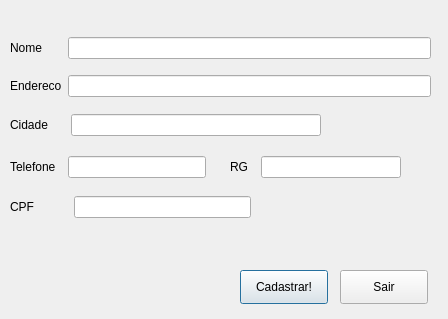
bedi1982/Oficina, file addclient.ui: the form before one commit.
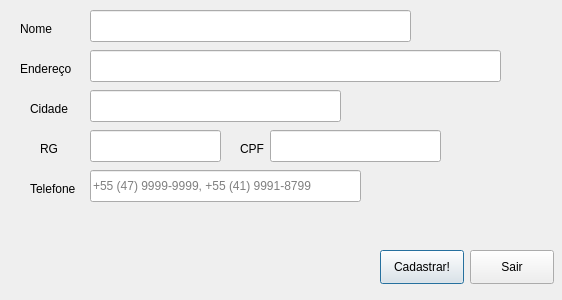
The form after the commit.

Diff of the .ui file:
```diff
--- a/addclient.ui
+++ b/addclient.ui
@@ -2,30 +2,33 @@
 <ui version="4.0">
  <class>addclient</class>
  <widget class="QDialog" name="addclient">
+  <property name="enabled">
+   <bool>true</bool>
+  </property>
   <property name="geometry">
    <rect>
     <x>0</x>
     <y>0</y>
-    <width>448</width>
-    <height>319</height>
+    <width>562</width>
+    <height>300</height>
    </rect>
   </property>
   <property name="sizePolicy">
-   <sizepolicy hsizetype="Fixed" vsizetype="Fixed">
+   <sizepolicy hsizetype="Minimum" vsizetype="Minimum">
     <horstretch>0</horstretch>
     <verstretch>0</verstretch>
    </sizepolicy>
   </property>
   <property name="minimumSize">
    <size>
-    <width>448</width>
-    <height>319</height>
+    <width>562</width>
+    <height>300</height>
    </size>
   </property>
   <property name="maximumSize">
    <size>
-    <width>448</width>
-    <height>319</height>
+    <width>562</width>
+    <height>300</height>
    </size>
   </property>
   <property name="windowTitle">
@@ -34,12 +37,18 @@
   <widget class="QPushButton" name="btn_cadastrar">
    <property name="geometry">
     <rect>
-     <x>240</x>
-     <y>270</y>
-     <width>88</width>
+     <x>380</x>
+     <y>250</y>
+     <width>84</width>
      <height>34</height>
     </rect>
    </property>
+   <property name="sizePolicy">
+    <sizepolicy hsizetype="Fixed" vsizetype="Fixed">
+     <horstretch>0</horstretch>
+     <verstretch>0</verstretch>
+    </sizepolicy>
+   </property>
    <property name="text">
     <string>Cadastrar!</string>
    </property>
@@ -47,12 +56,18 @@
   <widget class="QPushButton" name="btn_Sair">
    <property name="geometry">
     <rect>
-     <x>340</x>
-     <y>270</y>
-     <width>88</width>
+     <x>470</x>
+     <y>250</y>
+     <width>84</width>
      <height>34</height>
     </rect>
    </property>
+   <property name="sizePolicy">
+    <sizepolicy hsizetype="Fixed" vsizetype="Fixed">
+     <horstretch>0</horstretch>
+     <verstretch>0</verstretch>
+    </sizepolicy>
+   </property>
    <property name="text">
     <string>Sair</string>
    </property>
@@ -60,194 +75,224 @@
   <widget class="QLabel" name="lbl_Emoticon">
    <property name="geometry">
     <rect>
-     <x>360</x>
-     <y>200</y>
-     <width>51</width>
-     <height>51</height>
-    </rect>
-   </property>
-   <property name="text">
-    <string/>
-   </property>
-  </widget>
-  <widget class="QLabel" name="lbl_feedback">
-   <property name="geometry">
-    <rect>
-     <x>20</x>
+     <x>30</x>
      <y>240</y>
-     <width>301</width>
-     <height>20</height>
+     <width>48</width>
+     <height>48</height>
     </rect>
    </property>
+   <property name="minimumSize">
+    <size>
+     <width>48</width>
+     <height>48</height>
+    </size>
+   </property>
+   <property name="maximumSize">
+    <size>
+     <width>48</width>
+     <height>48</height>
+    </size>
+   </property>
    <property name="text">
     <string/>
    </property>
   </widget>
-  <widget class="QWidget" name="layoutWidget">
+  <widget class="QLabel" name="label">
    <property name="geometry">
     <rect>
-     <x>10</x>
-     <y>31</y>
-     <width>421</width>
-     <height>34</height>
+     <x>20</x>
+     <y>20</y>
+     <width>59</width>
+     <height>18</height>
     </rect>
    </property>
-   <layout class="QHBoxLayout" name="horizontalLayout">
-    <item>
-     <widget class="QLabel" name="lbl_Nome">
-      <property name="text">
-       <string>Nome      </string>
-      </property>
-     </widget>
-    </item>
-    <item>
-     <widget class="QLineEdit" name="line_Nome">
-      <property name="maxLength">
-       <number>40</number>
-      </property>
-     </widget>
-    </item>
-   </layout>
+   <property name="text">
+    <string>Nome</string>
+   </property>
   </widget>
-  <widget class="QWidget" name="layoutWidget">
+  <widget class="QLabel" name="label_2">
    <property name="geometry">
     <rect>
-     <x>10</x>
-     <y>69</y>
-     <width>421</width>
-     <height>34</height>
+     <x>20</x>
+     <y>60</y>
+     <width>59</width>
+     <height>18</height>
     </rect>
    </property>
-   <layout class="QHBoxLayout" name="horizontalLayout_2">
-    <item>
-     <widget class="QLabel" name="lbl_Endereco">
-      <property name="text">
-       <string>Endereco</string>
-      </property>
-     </widget>
-    </item>
-    <item>
-     <widget class="QLineEdit" name="line_Endereco">
-      <property name="maxLength">
-       <number>50</number>
-      </property>
-     </widget>
-    </item>
-   </layout>
+   <property name="text">
+    <string>Endereço</string>
+   </property>
   </widget>
-  <widget class="QWidget" name="layoutWidget">
+  <widget class="QLabel" name="label_3">
    <property name="geometry">
     <rect>
-     <x>10</x>
-     <y>108</y>
-     <width>311</width>
-     <height>34</height>
+     <x>30</x>
+     <y>100</y>
+     <width>59</width>
+     <height>18</height>
     </rect>
    </property>
-   <layout class="QHBoxLayout" name="horizontalLayout_3">
-    <item>
-     <widget class="QLabel" name="lbl_Cidade">
-      <property name="text">
-       <string>Cidade     </string>
-      </property>
-     </widget>
-    </item>
-    <item>
-     <widget class="QLineEdit" name="line_Cidade">
-      <property name="maxLength">
-       <number>30</number>
-      </property>
-     </widget>
-    </item>
-   </layout>
+   <property name="text">
+    <string>Cidade</string>
+   </property>
   </widget>
-  <widget class="QWidget" name="layoutWidget">
+  <widget class="QLabel" name="label_4">
    <property name="geometry">
     <rect>
-     <x>10</x>
-     <y>150</y>
-     <width>196</width>
-     <height>34</height>
+     <x>30</x>
+     <y>180</y>
+     <width>59</width>
+     <height>18</height>
     </rect>
    </property>
-   <layout class="QHBoxLayout" name="horizontalLayout_4">
-    <item>
-     <widget class="QLabel" name="lbl_RG_2">
-      <property name="text">
-       <string>Telefone  </string>
-      </property>
-     </widget>
-    </item>
-    <item>
-     <widget class="QLineEdit" name="line_Phone">
-      <property name="text">
-       <string/>
-      </property>
-      <property name="maxLength">
-       <number>15</number>
-      </property>
-     </widget>
-    </item>
-   </layout>
+   <property name="text">
+    <string>Telefone</string>
+   </property>
   </widget>
-  <widget class="QWidget" name="layoutWidget">
+  <widget class="QLabel" name="label_5">
    <property name="geometry">
     <rect>
-     <x>10</x>
-     <y>190</y>
-     <width>241</width>
-     <height>34</height>
+     <x>240</x>
+     <y>140</y>
+     <width>59</width>
+     <height>18</height>
     </rect>
    </property>
-   <layout class="QHBoxLayout" name="horizontalLayout_6">
-    <item>
-     <widget class="QLabel" name="lbl_CPF">
-      <property name="text">
-       <string>CPF          </string>
-      </property>
-     </widget>
-    </item>
-    <item>
-     <widget class="QLineEdit" name="line_CPF">
-      <property name="maxLength">
-       <number>20</number>
-      </property>
-     </widget>
-    </item>
-   </layout>
+   <property name="text">
+    <string>CPF</string>
+   </property>
   </widget>
-  <widget class="QWidget" name="layoutWidget">
+  <widget class="QLabel" name="label_6">
    <property name="geometry">
     <rect>
-     <x>230</x>
-     <y>150</y>
+     <x>40</x>
+     <y>140</y>
+     <width>59</width>
+     <height>18</height>
+    </rect>
+   </property>
+   <property name="text">
+    <string>RG</string>
+   </property>
+  </widget>
+  <widget class="QLineEdit" name="line_Name">
+   <property name="geometry">
+    <rect>
+     <x>90</x>
+     <y>10</y>
+     <width>321</width>
+     <height>32</height>
+    </rect>
+   </property>
+   <property name="text">
+    <string/>
+   </property>
+   <property name="maxLength">
+    <number>40</number>
+   </property>
+   <property name="placeholderText">
+    <string/>
+   </property>
+  </widget>
+  <widget class="QLineEdit" name="line_Address">
+   <property name="geometry">
+    <rect>
+     <x>90</x>
+     <y>50</y>
+     <width>411</width>
+     <height>32</height>
+    </rect>
+   </property>
+   <property name="text">
+    <string/>
+   </property>
+   <property name="maxLength">
+    <number>50</number>
+   </property>
+   <property name="placeholderText">
+    <string/>
+   </property>
+  </widget>
+  <widget class="QLineEdit" name="line_City">
+   <property name="geometry">
+    <rect>
+     <x>90</x>
+     <y>90</y>
+     <width>251</width>
+     <height>32</height>
+    </rect>
+   </property>
+   <property name="text">
+    <string/>
+   </property>
+   <property name="maxLength">
+    <number>30</number>
+   </property>
+  </widget>
+  <widget class="QLineEdit" name="line_CPF">
+   <property name="geometry">
+    <rect>
+     <x>270</x>
+     <y>130</y>
      <width>171</width>
-     <height>34</height>
+     <height>32</height>
     </rect>
    </property>
-   <layout class="QHBoxLayout" name="horizontalLayout_5">
-    <item>
-     <widget class="QLabel" name="lbl_RG">
-      <property name="text">
-       <string>RG  </string>
-      </property>
-     </widget>
-    </item>
-    <item>
-     <widget class="QLineEdit" name="line_RG">
-      <property name="maxLength">
-       <number>15</number>
-      </property>
-     </widget>
-    </item>
-   </layout>
+   <property name="text">
+    <string/>
+   </property>
+   <property name="maxLength">
+    <number>20</number>
+   </property>
   </widget>
-  <zorder>layoutWidget</zorder>
-  <zorder>layoutWidget</zorder>
-  <zorder>layoutWidget</zorder>
-  <zorder>layoutWidget</zorder>
-  <zorder>layoutWidget</zorder>
-  <zorder>layoutWidget</zorder>
+  <widget class="QLineEdit" name="line_RG">
+   <property name="geometry">
+    <rect>
+     <x>90</x>
+     <y>130</y>
+     <width>131</width>
+     <height>32</height>
+    </rect>
+   </property>
+   <property name="text">
+    <string/>
+   </property>
+   <property name="maxLength">
+    <number>15</number>
+   </property>
+  </widget>
+  <widget class="QLineEdit" name="line_Phone">
+   <property name="geometry">
+    <rect>
+     <x>90</x>
+     <y>170</y>
+     <width>271</width>
+     <height>32</height>
+    </rect>
+   </property>
+   <property name="text">
+    <string/>
+   </property>
+   <property name="maxLength">
+    <number>40</number>
+   </property>
+   <property name="placeholderText">
+    <string>+55 (47) 9999-9999, +55 (41) 9991-8799</string>
+   </property>
+  </widget>
+  <widget class="QLabel" name="lbl_feedback">
+   <property name="geometry">
+    <rect>
+     <x>50</x>
+     <y>220</y>
+     <width>501</width>
+     <height>18</height>
+    </rect>
+   </property>
+   <property name="text">
+    <string/>
+   </property>
+  </widget>
   <zorder>btn_cadastrar</zorder>
   <zorder>btn_Sair</zorder>
   <zorder>lbl_Emoticon</zorder>
```
Left out of the diff: 20 changed lines with no effect on the pictures.
